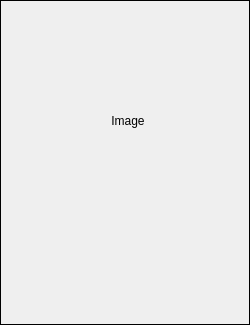
Above: src/ui/picture_frame.ui from R4nd5tr/waifu_gallery before the change. Below: the same form after it.
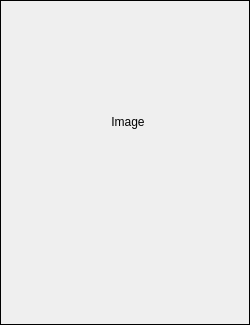
That is the form after the change.

What changed in the file:
```diff
--- a/src/ui/picture_frame.ui
+++ b/src/ui/picture_frame.ui
@@ -38,7 +38,7 @@
    <item>
     <widget class="QLabel" name="imageLabel">
      <property name="sizePolicy">
-      <sizepolicy hsizetype="Fixed" vsizetype="Fixed">
+      <sizepolicy hsizetype="Fixed" vsizetype="Expanding">
        <horstretch>0</horstretch>
        <verstretch>0</verstretch>
       </sizepolicy>
```
